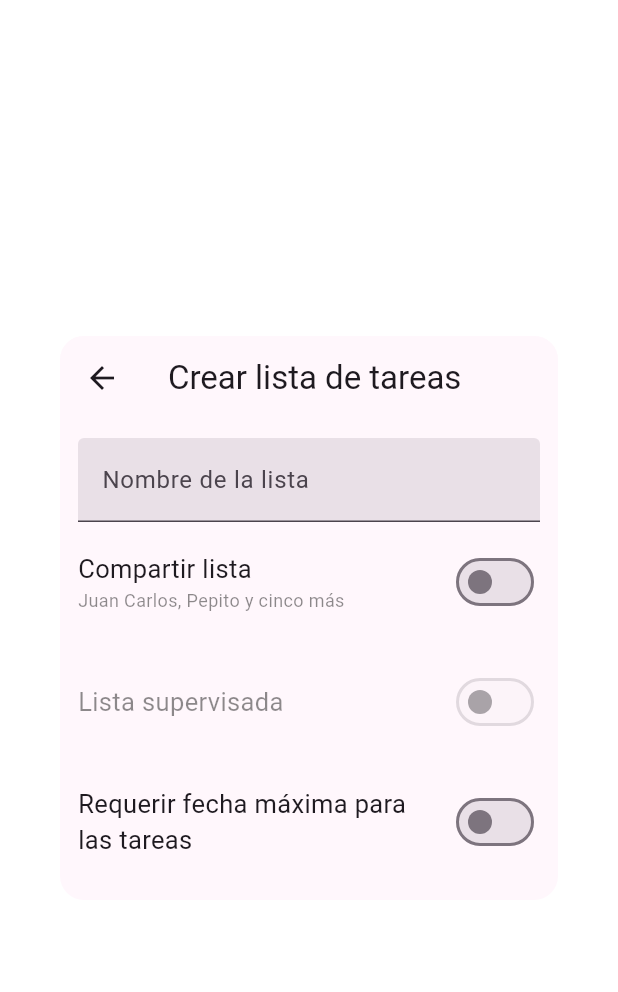
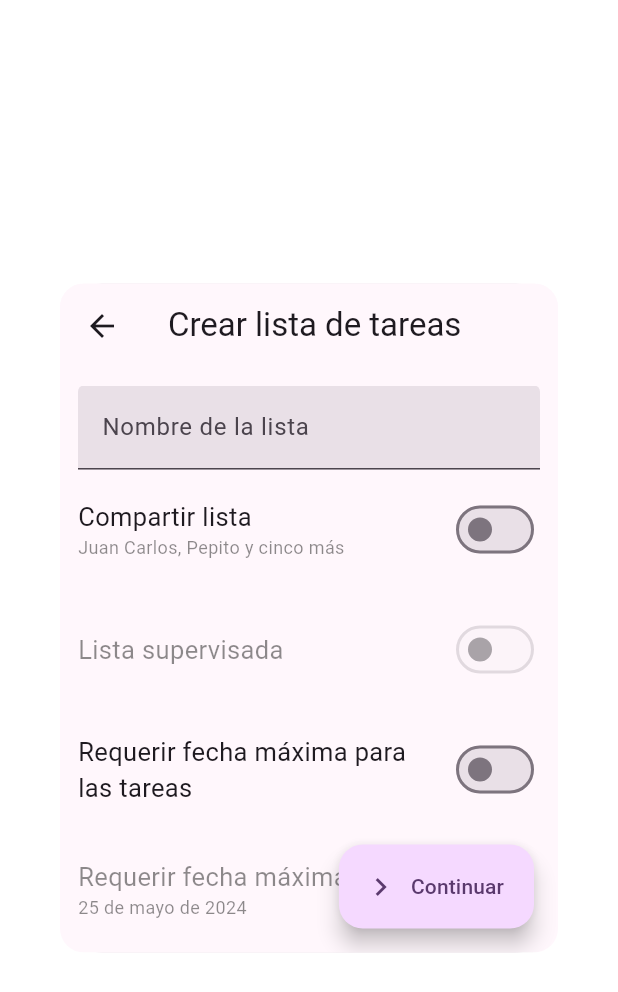
Before and after one commit to ValeriaBrzoza/excluidos_unidos, a Flutter app: the TaskListCreatorView screen opened directly, on a phone screen of 412 x 824 dp. Shown: the top 992 px of the screen. Run offline on Flutter 3.47's test engine with Material 2 defaults, Android fonts, the phone set to English and light mode, and no system bars.

Commit message:
Fix: boton continuar
Ahora esta siempre visible. Se activa con el  nombre de la lista.

```diff
--- a/lib/screens/tasklist_creator_view.dart
+++ b/lib/screens/tasklist_creator_view.dart
@@ -13,7 +13,7 @@ class TaskListCreatorView extends StatefulWidget {
 class _TaskListCreatorViewState extends State<TaskListCreatorView> {
   int index = 0;
 
-  bool showSaveButton = false;
+  bool enableSaveButton = false;
 
   String name = "";
 
@@ -39,6 +39,11 @@ class _TaskListCreatorViewState extends State<TaskListCreatorView> {
     super.dispose(); //es metodo de superclase
   }
 
+  bool isSaveButtomEnabled () {
+    return enableSaveButton;
+  }
+
+  //TODO: cambiar los números "mágicos" por varibles/constantes/etc.
   @override
   Widget build(BuildContext context) {
     return Dialog(
@@ -49,19 +54,18 @@ class _TaskListCreatorViewState extends State<TaskListCreatorView> {
         child: AnimatedContainer(
           //conteniner que se agrega para el boton de guardar
           duration: const Duration(milliseconds: 200),
-          height: 376 + (showSaveButton ? 70 : 0),
+          height: 376 + 70,
           child: Scaffold(
             appBar: AppBar(
               title: const Text('Crear lista de tareas'),
             ),
             //
-            floatingActionButton: showSaveButton //boton de continuar
-                ? FloatingActionButton.extended(
+            floatingActionButton: FloatingActionButton.extended(
                     label: const Text("Continuar"),
-                    onPressed: () {},
+                    onPressed:  isSaveButtomEnabled() ? () => {} : null,
                     icon: const Icon(Icons.navigate_next),
                   )
-                : null,
+                ,
             //
             body: Padding(
               padding: const EdgeInsets.all(12.0),
@@ -74,7 +78,7 @@ class _TaskListCreatorViewState extends State<TaskListCreatorView> {
                       if (value != "") {
                         //debe aparecer boton de guardar
                         showSaveButtonTimer?.cancel();
-                        showSaveButtonTimer = Timer(const Duration(milliseconds: 200), () => setState(() => showSaveButton = true));
+                        showSaveButtonTimer = Timer(const Duration(milliseconds: 200), () => setState(() => enableSaveButton = true));
                         setState(() {
                           name = value; //guarda nombre
                         });
@@ -82,7 +86,7 @@ class _TaskListCreatorViewState extends State<TaskListCreatorView> {
                         showSaveButtonTimer?.cancel();
                         setState(() {
                           name = value;
-                          showSaveButton = false;
+                          enableSaveButton = false;
                         });
                       }
                     },
```
